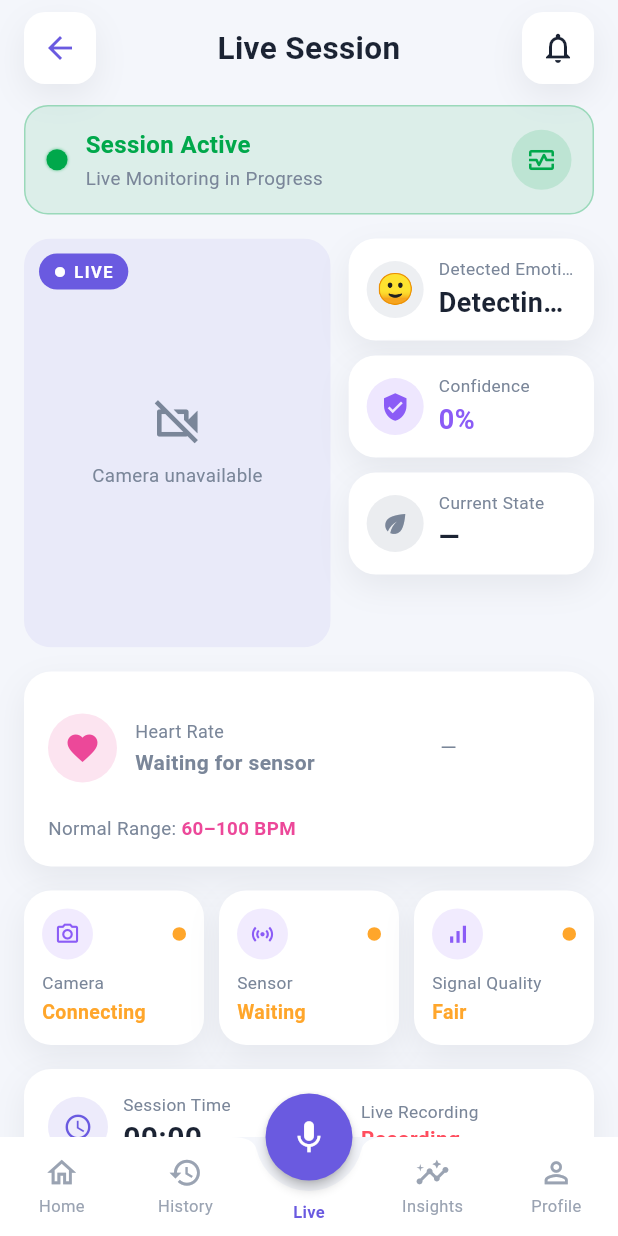
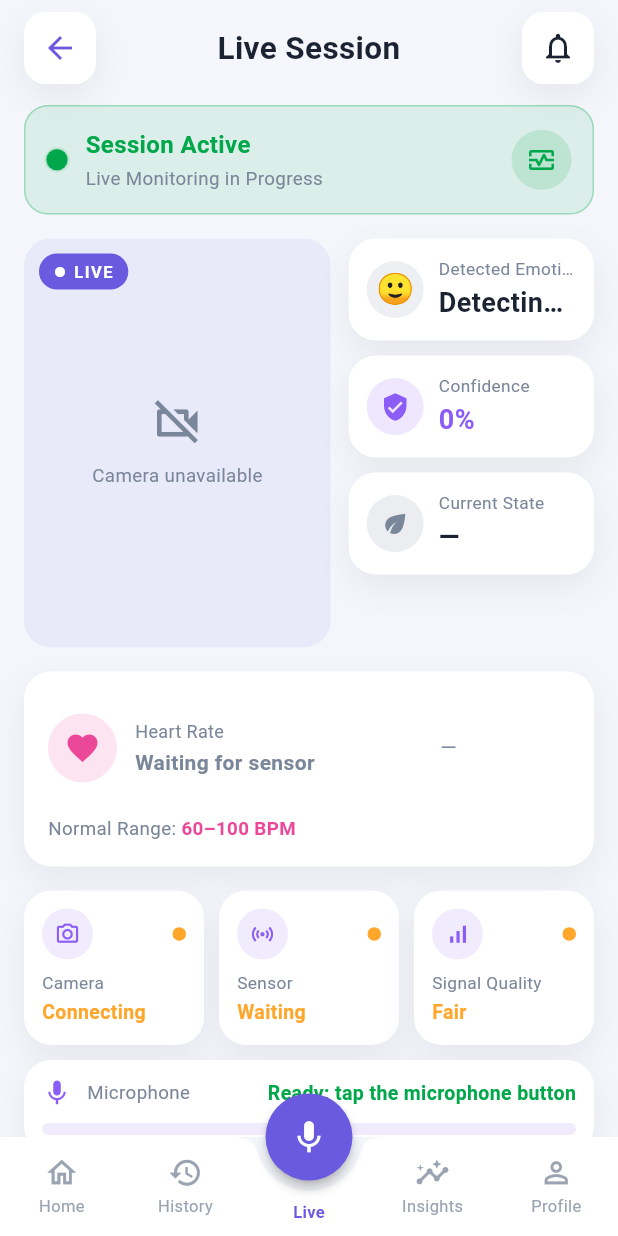
Before and after one commit to Mirulfiz04/FYP, a Flutter app: the LiveSessionScreen screen opened directly with empty values, on a phone screen of 412 x 824 dp. Run offline on Flutter 3.47's test engine with Material 3 defaults, Android fonts, the phone set to English and light mode, and no system bars; our stand-ins replace camera, fl_chart, flutter_blue_plus, flutter_local_notifications, image_picker, pdf and 4 more; missing offline and left inert: google_mlkit_face_detection, record, tflite_flutter; accounts and stored records are empty.

Commit message:
Show the microphone level and state for voice recognition
Adds a level bar to the readiness voice test and a microphone card to
the live session, so the user can see whether the microphone hears them.
Adds a checklist item confirming microphone use.

```diff
--- a/lib/models/session_readiness.dart
+++ b/lib/models/session_readiness.dart
@@ -45,6 +45,7 @@ const List<({String key, String label})> kPrepItems = [
   (key: 'finger', label: 'My finger is placed correctly on the sensor.'),
   (key: 'still', label: 'I have remained still for the baseline measurement.'),
   (key: 'voice', label: 'I am in a quiet place and can answer out loud.'),
+  (key: 'mic', label: 'I allow MEDS to use my microphone during this session.'),
   (
     key: 'disclaimer',
     label: 'I understand that this system is for wellness monitoring and is '
@@ -93,6 +94,9 @@ class SessionReadiness {
 
   /// Result of the optional "say something" microphone test (never blocks).
   VoiceTest voiceTest;
+
+  /// Live microphone level (0..1) while the voice test is listening.
+  double voiceLevel = 0;
 
   Set<String> prepConfirmed;
 
@@ -199,7 +203,7 @@ class SessionReadiness {
   List<({String key, String label})> get requiredPrepItems => kPrepItems
       .where((i) =>
           (useSensor || (i.key != 'finger' && i.key != 'still')) &&
-          (useVoice || i.key != 'voice'))
+          (useVoice || (i.key != 'voice' && i.key != 'mic')))
       .toList();
 
   bool get preparationConfirmed =>
--- a/lib/screens/live_session_screen.dart
+++ b/lib/screens/live_session_screen.dart
@@ -247,6 +247,52 @@ class _LiveSessionScreenState extends State<LiveSessionScreen>
         icon: Icons.signal_cellular_alt);
   }
 
+  /// Microphone state for the voice check-in, with a live level bar while
+  /// it is listening.
+  Widget _micCard() {
+    final (status, color) = !widget.useVoice
+        ? ('Off for this session', MedsColors.muted)
+        : !_c.voiceAvailable
+            ? ('Voice model unavailable', MedsColors.red)
+            : _c.listening
+                ? ('Listening: answer out loud', MedsColors.red)
+                : ('Ready: tap the microphone button', MedsColors.greenDark);
+    return AppCard(
+      padding: const EdgeInsets.all(12),
+      child: Column(
+        crossAxisAlignment: CrossAxisAlignment.start,
+        children: [
+          Row(
+            children: [
+              Icon(widget.useVoice ? Icons.mic : Icons.mic_off,
+                  color: MedsColors.purple, size: 20),
+              const SizedBox(width: 10),
+              const Text('Microphone',
+                  style: TextStyle(fontSize: 12.5, color: MedsColors.muted)),
+              const Spacer(),
+              Text(status,
+                  style: TextStyle(
+                      color: color, fontWeight: FontWeight.w600, fontSize: 13)),
+            ],
+          ),
+          if (widget.useVoice && _c.voiceAvailable) ...[
+            const SizedBox(height: 10),
+            ClipRRect(
+              borderRadius: BorderRadius.circular(6),
+              child: LinearProgressIndicator(
+                value: _c.voiceLevel,
+                minHeight: 8,
+                color: MedsColors.purple,
+                backgroundColor: MedsColors.purple.withValues(alpha: 0.12),
+                semanticsLabel: 'Microphone level',
+              ),
+            ),
+          ],
+        ],
+      ),
+    );
+  }
+
   String _hrStatusText() => switch (_c.sensor.sensorQuality) {
         'DISCONNECTED' => 'Sensor disconnected',
         'NO FINGER' => 'No finger detected',
@@ -328,6 +374,8 @@ class _LiveSessionScreenState extends State<LiveSessionScreen>
                     sensor: _sensorStatus(),
                     signal: _signalStatus(),
                   ),
+                  const SizedBox(height: 10),
+                  _micCard(),
                   const SizedBox(height: 16),
                   _sessionInfoCard(),
                   const SizedBox(height: 16),
```
Also changed, not shown: lib/screens/session_readiness_screen.dart (+33 -0 lines), lib/services/device_check_service.dart (+8 -4 lines), lib/services/voice_classifier.dart (+18 -2 lines), lib/viewmodels/live_session_controller.dart (+6 -1 lines), lib/viewmodels/session_readiness_controller.dart (+7 -2 lines), 1 other file.
